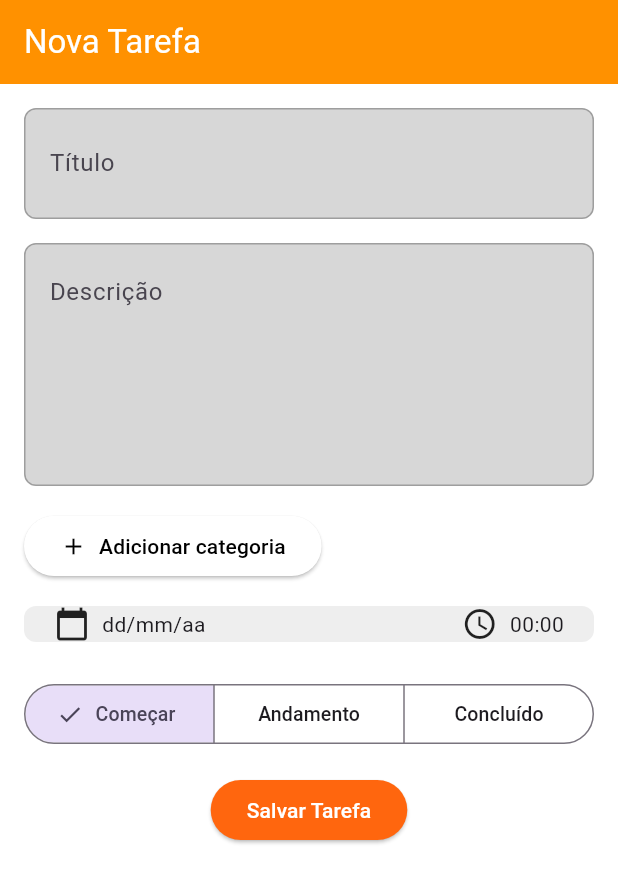
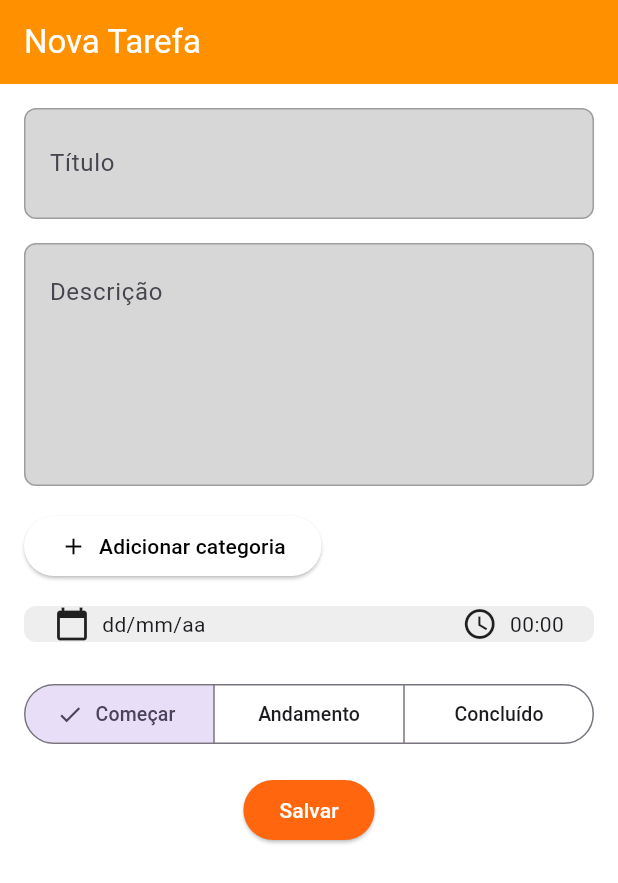
Before and after one commit to piquibr/Flutter_Project_Facul_definitive, a Flutter app: the CreatetaskScreen screen opened directly, on a phone screen of 412 x 824 dp. Shown: the top 883 px of the screen. Run offline on Flutter 3.47's test engine with Material 3 defaults, Android fonts, the phone set to English and light mode, and no system bars; our stand-ins replace auto_size_text.

Commit message:
Update CreateTask - Design OK

```diff
--- a/lib/pages/mainPages/createTask-page.dart
+++ b/lib/pages/mainPages/createTask-page.dart
@@ -123,7 +123,7 @@ class SaveTaskButton extends StatelessWidget {
           backgroundColor: const Color.fromARGB(255, 255, 102, 14), // Cor do botão
         ),
         onPressed: onPressed,
-        child: const Text('Salvar Tarefa',
+        child: const Text('Salvar',
         style: TextStyle(color: Colors.white),
         ),
       ),
```
